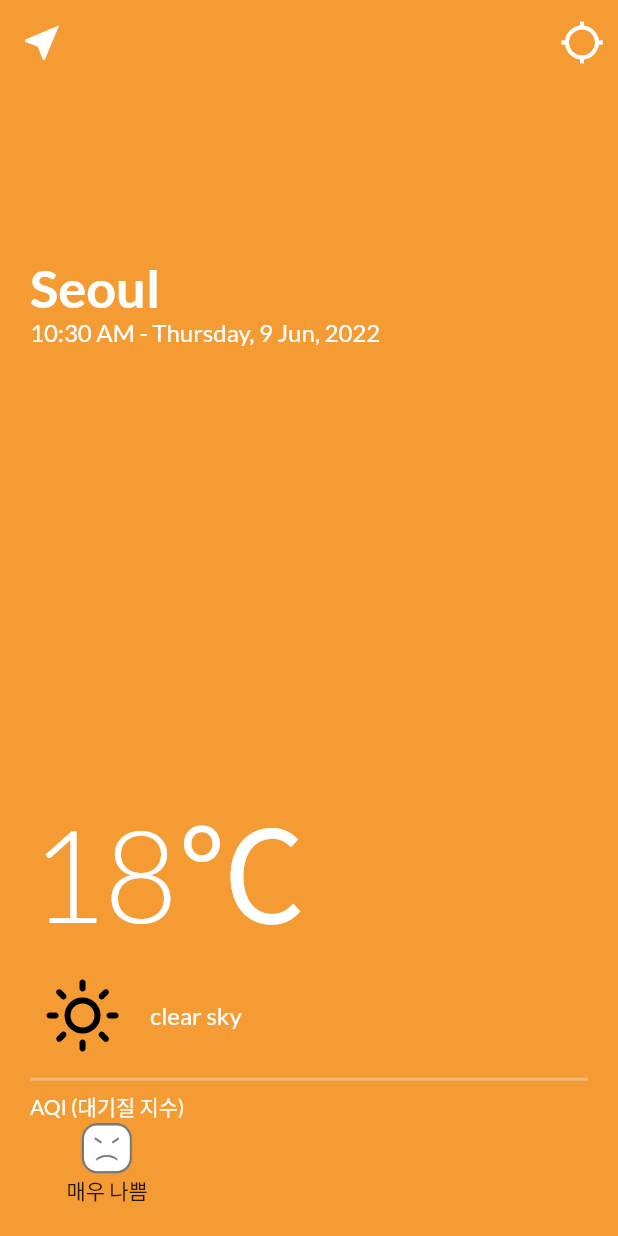
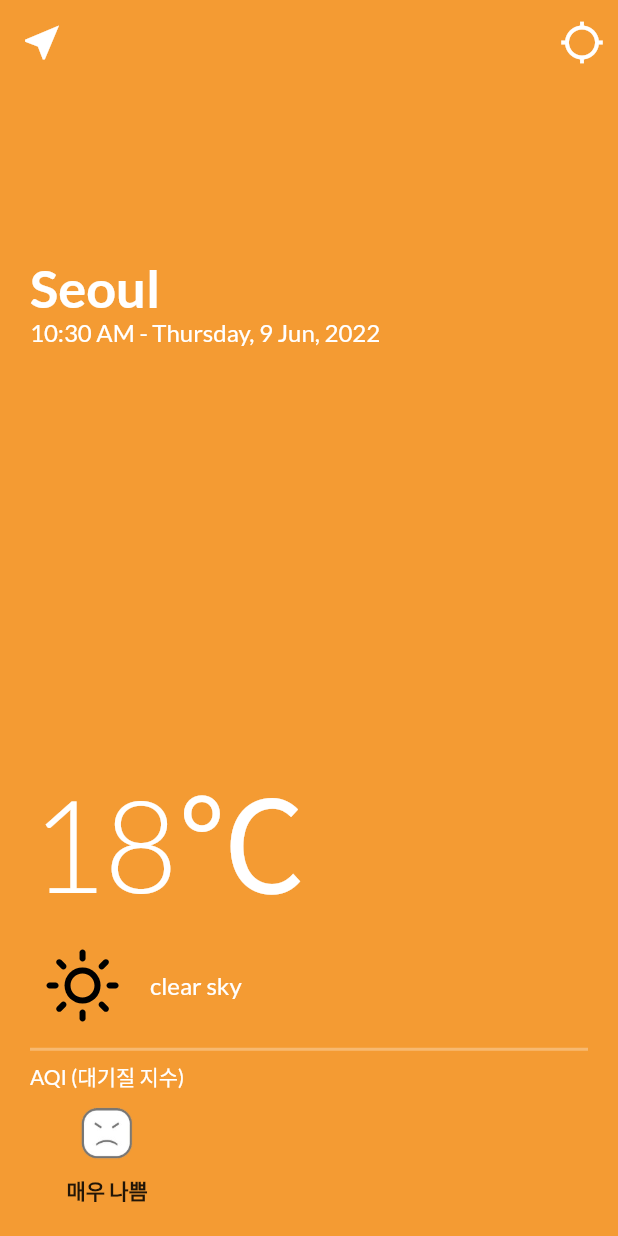
Before and after one commit to yeyoung8805/Flutter_weather_app, a Flutter app: the WeatherScreen screen opened directly, on a phone screen of 412 x 824 dp. Run offline on Flutter 3.47's test engine with Material 2 defaults, Android fonts, the phone set to English and light mode, and no system bars; our stand-ins replace flutter_svg, geolocator, google_fonts, timer_builder; network calls fail; statements that could not run were skipped.

Commit message:
add SizedBoxes inside the first column

```diff
--- a/lib/screens/weather_screen.dart
+++ b/lib/screens/weather_screen.dart
@@ -176,16 +176,23 @@ class _WeatherScreenState extends State<WeatherScreen> {
                                   color: Colors.white,
                                 ),
                               ),
+                              const SizedBox(
+                                height: 10.0,
+                              ),
                               Image.asset(
                                 'image/bad.png',
                                 width: 37.0,
                                 height: 35.0,
+                              ),
+                              const SizedBox(
+                                height: 10.0,
                               ),
                               Text(
                                 '매우 나쁨',
                                 style: GoogleFonts.lato(
                                   fontSize: 14.0,
                                   color: Colors.black87,
+                                  fontWeight: FontWeight.bold,
                                 ),
                               ),
                             ],
```
